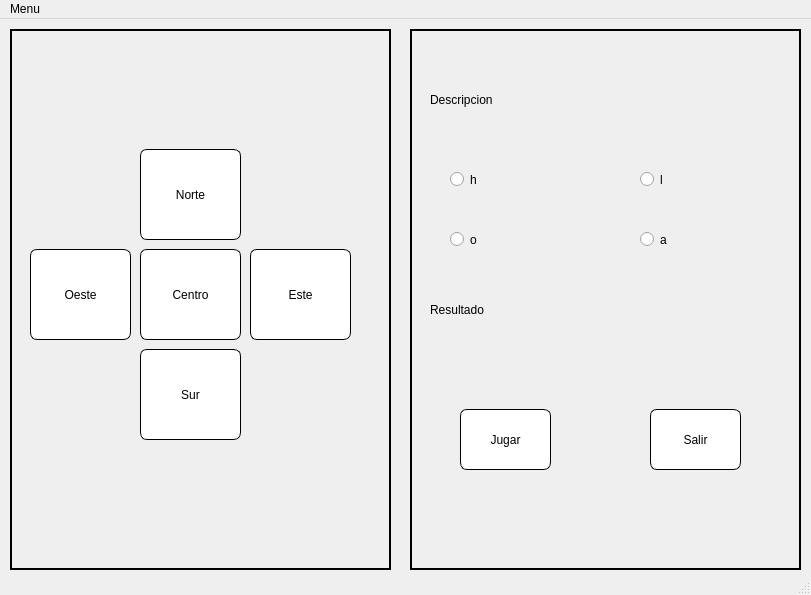
The window that Interfaces/Tarea mazmorra/Mazmorra_de_Eric.ui (Enigmo47/Eric) describes before a commit, drawn with Qt 5.
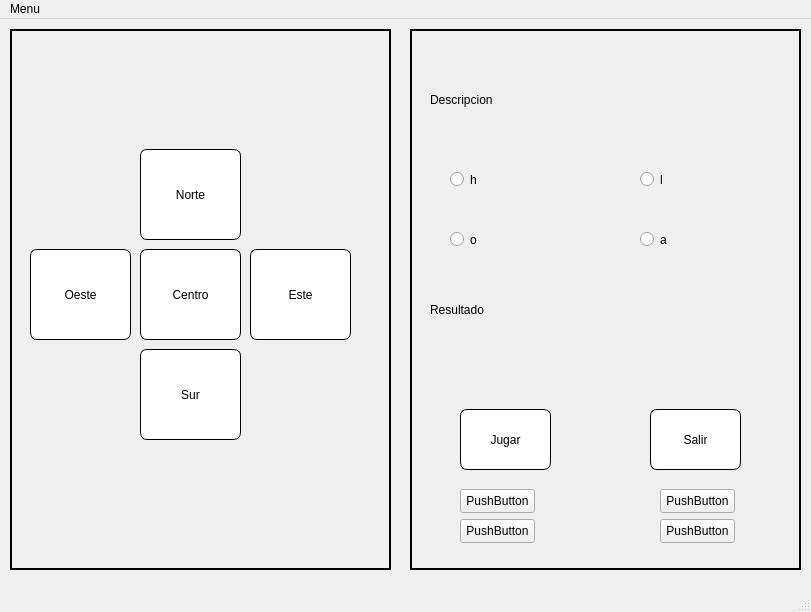
The same window after the commit.

Commit message: Actualización Mazmorra con QT Dessigner

Diff of the .ui file:
```diff
--- a/Interfaces/Tarea mazmorra/Mazmorra_de_Eric.ui
+++ b/Interfaces/Tarea mazmorra/Mazmorra_de_Eric.ui
@@ -7,7 +7,7 @@
     <x>0</x>
     <y>0</y>
     <width>811</width>
-    <height>595</height>
+    <height>612</height>
    </rect>
   </property>
   <property name="windowTitle">
@@ -803,6 +803,58 @@
       <string>Resultado</string>
      </property>
     </widget>
+    <widget class="QPushButton" name="estesi">
+     <property name="geometry">
+      <rect>
+       <x>50</x>
+       <y>460</y>
+       <width>75</width>
+       <height>24</height>
+      </rect>
+     </property>
+     <property name="text">
+      <string>PushButton</string>
+     </property>
+    </widget>
+    <widget class="QPushButton" name="esteno">
+     <property name="geometry">
+      <rect>
+       <x>250</x>
+       <y>460</y>
+       <width>75</width>
+       <height>24</height>
+      </rect>
+     </property>
+     <property name="text">
+      <string>PushButton</string>
+     </property>
+    </widget>
+    <widget class="QPushButton" name="oestesi">
+     <property name="geometry">
+      <rect>
+       <x>50</x>
+       <y>490</y>
+       <width>75</width>
+       <height>24</height>
+      </rect>
+     </property>
+     <property name="text">
+      <string>PushButton</string>
+     </property>
+    </widget>
+    <widget class="QPushButton" name="pushButton_4">
+     <property name="geometry">
+      <rect>
+       <x>250</x>
+       <y>490</y>
+       <width>75</width>
+       <height>24</height>
+      </rect>
+     </property>
+     <property name="text">
+      <string>PushButton</string>
+     </property>
+    </widget>
    </widget>
   </widget>
   <widget class="QMenuBar" name="menubar">
```
The commit also changes 13 other files.
